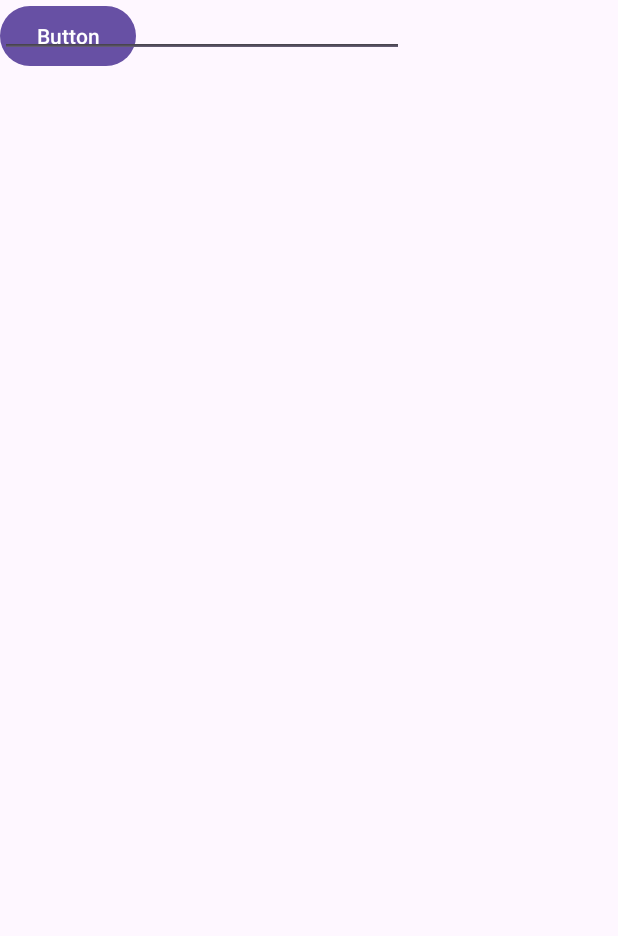
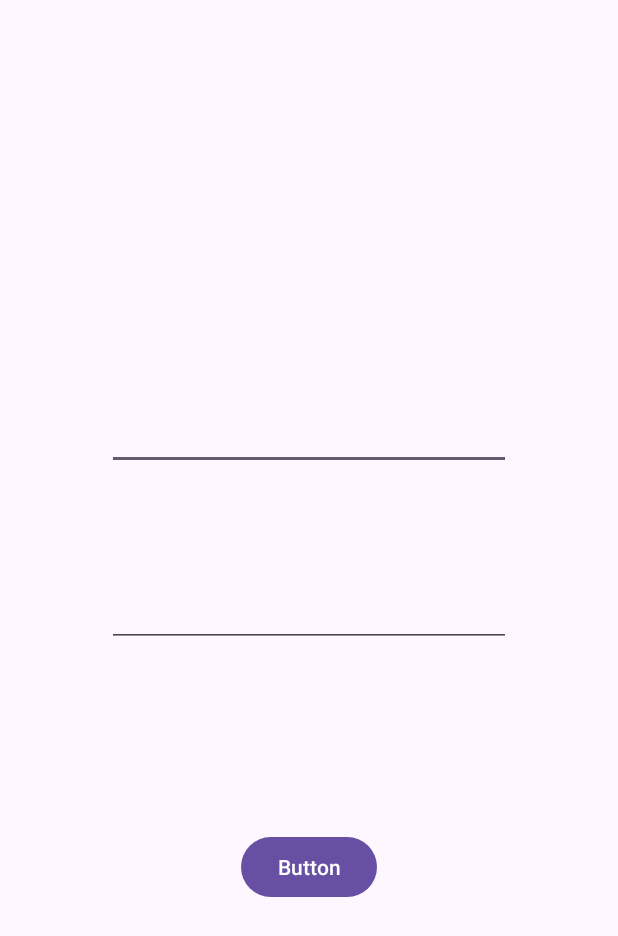
Before and after one commit to Danyk565/Family_T_T, an Android app: the layout activity_entering_bonus_task.xml on its own in the app's theme, with its tools: preview values and no code run, on a phone screen of 412 x 824 dp. Shown: the top 936 px of the screen. Run offline under Robolectric (Android 15) with nearby library versions, the light colour scheme and no system bars; Roboto replaces fonts that are not available here.

Commit message:
we need to finalize the task upload

```diff
--- a/app/src/main/java/com/example/family_task_tracker/Role_choosing.java
+++ b/app/src/main/java/com/example/family_task_tracker/Role_choosing.java
@@ -7,6 +7,7 @@ import com.google.android.gms.tasks.OnCompleteListener;
 import com.google.android.gms.tasks.Task;
 import com.google.firebase.auth.AuthResult;
 import com.google.firebase.auth.FirebaseAuth;
+import com.google.firebase.auth.UserInfo;
 import com.google.firebase.database.DatabaseReference;
 import com.google.firebase.database.FirebaseDatabase;
 
@@ -82,6 +83,7 @@ public class Role_choosing extends RegistrActivity {
                                     userInfo.put("email", user.email);
                                     userInfo.put("username", user.username);
                                     userInfo.put("role", user.role);
+                                    userInfo.put("tasks","tasks");
                                     FirebaseDatabase.getInstance().getReference().child("users").child(FirebaseAuth.getInstance().getCurrentUser().getUid())
                                             .setValue(userInfo);
                                     if(user.role =="Parent"){
--- a/app/src/main/res/layout/activity_entering_bonus_task.xml
+++ b/app/src/main/res/layout/activity_entering_bonus_task.xml
@@ -8,24 +8,34 @@
     tools:context=".Entering_bonus_task">
 
     <Button
-        android:id="@+id/button"
+        android:id="@+id/upload_task"
         android:layout_width="wrap_content"
         android:layout_height="wrap_content"
         android:text="Button"
-        tools:layout_editor_absoluteX="161dp"
-        tools:layout_editor_absoluteY="610dp" />
+        app:layout_constraintBottom_toBottomOf="parent"
+        app:layout_constraintEnd_toEndOf="parent"
+        app:layout_constraintStart_toStartOf="parent"
+        app:layout_constraintTop_toTopOf="parent"
+        app:layout_constraintVertical_bias="0.714" />
 
     <EditText
+        android:id="@+id/Name_task"
         android:layout_width="269dp"
         android:layout_height="38dp"
-        tools:layout_editor_absoluteX="60dp"
-        tools:layout_editor_absoluteY="122dp" />
+        app:layout_constraintBottom_toBottomOf="parent"
+        app:layout_constraintEnd_toEndOf="parent"
+        app:layout_constraintStart_toStartOf="parent"
+        app:layout_constraintTop_toTopOf="parent"
+        app:layout_constraintVertical_bias="0.35" />
 
     <EditText
+        android:id="@+id/Task_conditions"
         android:layout_width="269dp"
         android:layout_height="38dp"
-        tools:layout_editor_absoluteX="60dp"
-        tools:layout_editor_absoluteY="218dp" />
+        app:layout_constraintBottom_toBottomOf="parent"
+        app:layout_constraintEnd_toEndOf="parent"
+        app:layout_constraintStart_toStartOf="parent"
+        app:layout_constraintTop_toTopOf="parent" />
 
 
 </androidx.constraintlayout.widget.ConstraintLayout>
```
Also changed, not shown: app/src/main/java/com/example/family_task_tracker/Bonus_Tasks.java (added, +71 -0 lines), app/src/main/java/com/example/family_task_tracker/Entering_bonus_task.java (+46 -2 lines).
